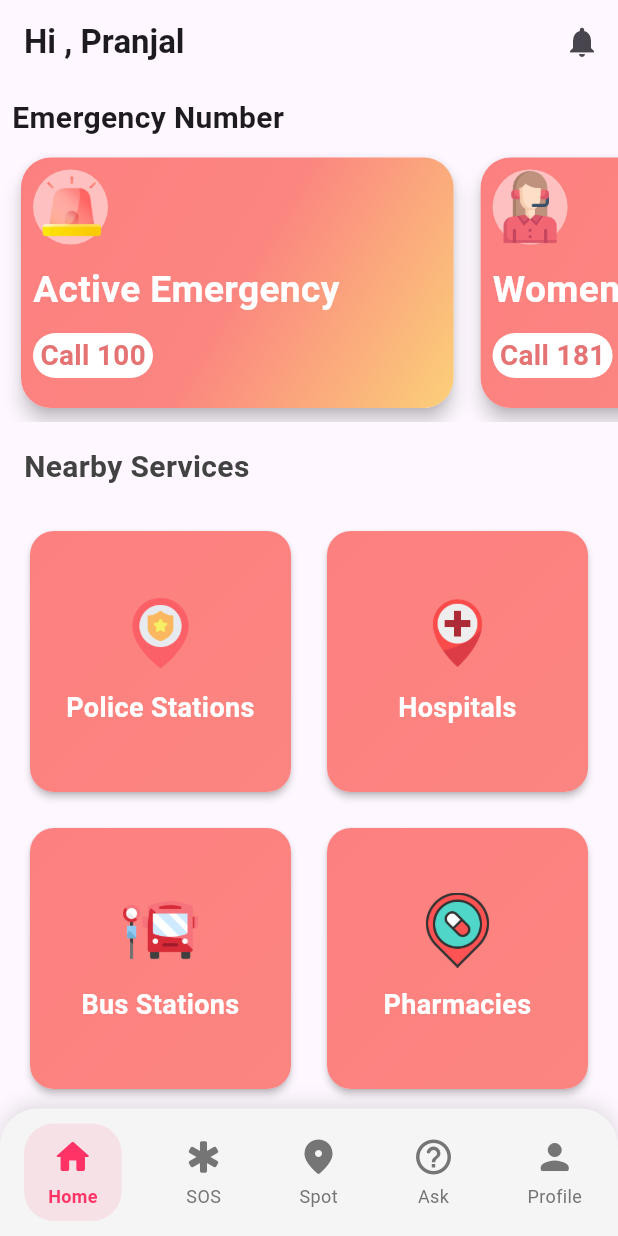
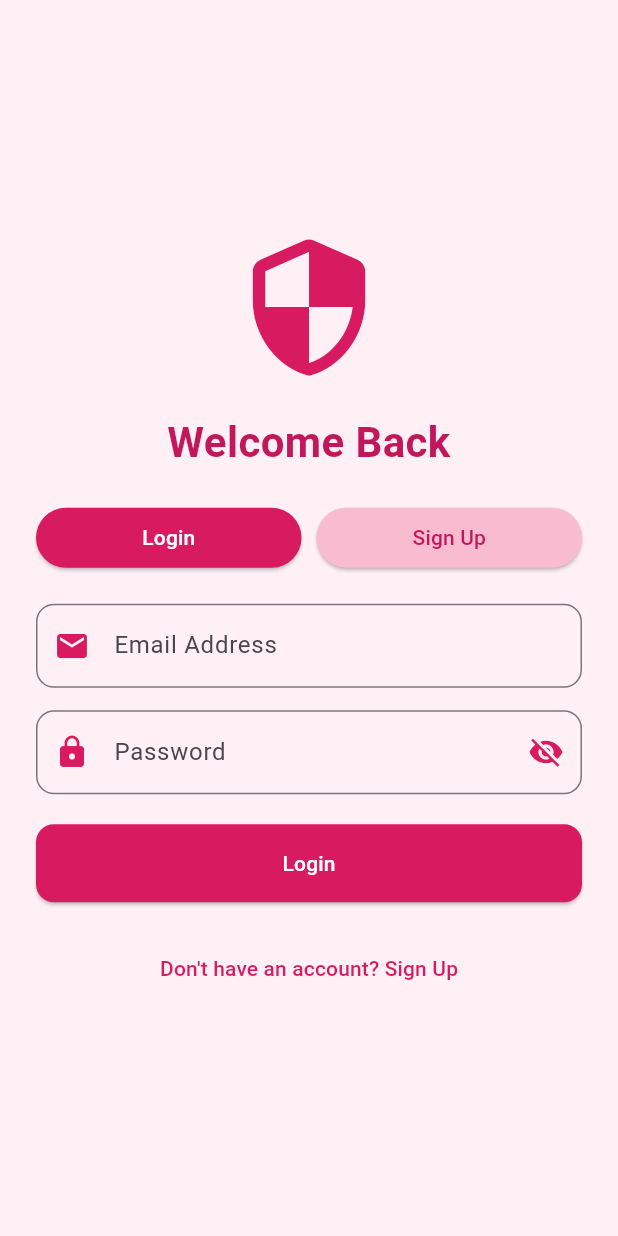
Before and after one commit to Matrix-Mesh/Sanrakshan360, a Flutter app: the screen it shows after launch, on a phone screen of 412 x 824 dp. Run offline on Flutter 3.47's test engine with Material 3 defaults, Android fonts, the phone set to English and light mode, and no system bars; our stand-ins replace firebase_auth, firebase_core, flutter_map, fluttertoast, geolocator, google_fonts and 3 more; missing offline and left inert: flutter_phone_direct_caller; accounts and stored records are empty.

Commit message:
Added login and functionality via Firebase

```diff
--- a/lib/main.dart
+++ b/lib/main.dart
@@ -1,19 +1,41 @@
+import 'package:firebase_core/firebase_core.dart';
 import 'package:flutter/material.dart';
 import 'package:s360/screens/home_screen.dart';
+import 'package:s360/screens/login_screen.dart';
+import 'package:firebase_auth/firebase_auth.dart'; // Firebase Auth import
 
-void main() {
+void main() async {
+  WidgetsFlutterBinding.ensureInitialized();
+  await Firebase.initializeApp();
   runApp(const MyApp());
 }
 
 class MyApp extends StatelessWidget {
   const MyApp({super.key});
 
-  // This widget is the root of your application.
   @override
   Widget build(BuildContext context) {
-    return const MaterialApp(
+    return MaterialApp(
       debugShowCheckedModeBanner: false,
-      home: HomeScreen(),
+      home: StreamBuilder<User?>(
+        stream: FirebaseAuth.instance.authStateChanges(),
+        builder: (context, snapshot) {
+          if (snapshot.connectionState == ConnectionState.waiting) {
+            return const Center(child: CircularProgressIndicator());
+          } else if (snapshot.hasError) {
+            return const Center(child: Text('Something went wrong.'));
+          } else if (snapshot.hasData) {
+            // User is logged in, navigate to HomeScreen
+            String userName =
+                snapshot.data?.displayName ?? snapshot.data?.email ?? 'User';
+            String userEmail = snapshot.data?.email ?? 'No Email'; // Pass email
+            return HomeScreen(userName: userName, userEmail: userEmail);
+          } else {
+            // User is not logged in, navigate to LoginScreen
+            return LoginScreen();
+          }
+        },
+      ),
     );
   }
 }
--- a/lib/screens/home_screen.dart
+++ b/lib/screens/home_screen.dart
@@ -1,11 +1,12 @@
 import 'package:flutter/material.dart';
+import 'package:firebase_auth/firebase_auth.dart';
 import 'package:s360/widgets/home_widgets/service_card_content.dart'; // Import the new HomeBodyContent widget
 import 'package:s360/widgets/nav_bar.dart'; // Import the NavBar
 import 'package:s360/screens/sos_screen.dart'; // Import SosScreen
 import 'package:s360/screens/location_screen.dart'; // Import LocationScreen
 import 'package:s360/screens/chatbot_screen.dart'; // Import HelpScreen
 import 'package:s360/screens/profile_screen.dart'; // Import ProfileScreen
-import 'package:s360/screens/notification_screen.dart'; //import
+import 'package:s360/screens/login_screen.dart'; // Import LoginScreen
 
 void main() {
   runApp(const MyApp());
@@ -16,15 +17,25 @@ class MyApp extends StatelessWidget {
 
   @override
   Widget build(BuildContext context) {
-    return const MaterialApp(
+    return MaterialApp(
       debugShowCheckedModeBanner: false,
-      home: HomeScreen(), // HomeScreen is the main widget
+      home: FirebaseAuth.instance.currentUser != null
+          ? HomeScreen(
+              userName:
+                  FirebaseAuth.instance.currentUser!.displayName ?? 'User',
+              userEmail: '',
+            )
+          : LoginScreen(), // If user is logged in, show HomeScreen else show LoginScreen
     );
   }
 }
 
 class HomeScreen extends StatefulWidget {
-  const HomeScreen({Key? key}) : super(key: key);
+  final String userName;
+  final String userEmail;
+
+  const HomeScreen({Key? key, required this.userName, required this.userEmail})
+      : super(key: key);
 
   @override
   _HomeScreenState createState() => _HomeScreenState();
@@ -53,47 +64,50 @@ class _HomeScreenState extends State<HomeScreen> {
   Widget _getPage(int index) {
     switch (index) {
       case 0:
-        return const HomeContent(); // Home page content (not HomeScreen itself)
+        return HomeContent(
+            userName: widget.userName); // Pass userName to HomeContent
       case 1:
-        return SOSApp(); // Chat page
+        return const SOSApp(); // SOS page
       case 2:
-        return const LocationScreen(); // SOS page
+        return const LocationScreen(); // Location page
       case 3:
-        return const ChatbotScreen(); // Help page
+        return const ChatbotScreen(); // Chatbot page
       case 4:
-        return const ProfileScreen(); // Profile page
+        return ProfileScreen(
+            userName: widget.userName,
+            userEmail: widget.userEmail); // Profile page
       default:
-        return const HomeContent(); // Default to Home content
+        return HomeContent(
+            userName: widget.userName); // Default to Home content
     }
   }
 }
 
-// A simple HomeContent widget for the Home tab content
+// HomeContent widget to display the userName on the home screen
 class HomeContent extends StatelessWidget {
-  const HomeContent({Key? key}) : super(key: key);
+  final String userName;
+
+  const HomeContent({Key? key, required this.userName}) : super(key: key);
 
   @override
   Widget build(BuildContext context) {
     return Scaffold(
       appBar: AppBar(
-        title: const Text(
-          'Hi , Pranjal',
-          style: TextStyle(fontWeight: FontWeight.bold),
-        ),
-        elevation: 0,
+        title: Text('Hi, ${userName.isEmpty ? 'User' : userName}'),
         actions: [
           IconButton(
-            icon: const Icon(Icons.notifications),
-            onPressed: () {
-              Navigator.push(
-              context,
-              MaterialPageRoute(builder: (context) => NotificationScreen()),
+            icon: const Icon(Icons.logout),
+            onPressed: () async {
+              await FirebaseAuth.instance.signOut();
+              Navigator.pushReplacement(
+                context,
+                MaterialPageRoute(builder: (context) => LoginScreen()),
               );
             },
           ),
         ],
       ),
-      body: const HomeBodyContent(), // Use the new HomeBodyContent widget
+      body: const HomeBodyContent(), // Replace with your widget content
     );
   }
 }
--- /dev/null
+++ b/lib/screens/login_screen.dart
@@ -0,0 +1,327 @@
+import 'package:flutter/material.dart';
+import 'package:firebase_auth/firebase_auth.dart'; // Import Firebase Auth
+import 'package:s360/screens/home_screen.dart'; // Import the HomeScreen
+
+class LoginScreen extends StatefulWidget {
+  @override
+  _LoginScreenState createState() => _LoginScreenState();
+}
+
+class _LoginScreenState extends State<LoginScreen> {
+  bool _isLogin = true;
+  bool _isLoading = false; // To show loading indicator
+  bool _isPasswordVisible = false; // To toggle password visibility
+  final _formKey = GlobalKey<FormState>();
+
+  // Controllers for text inputs
+  final _emailController = TextEditingController();
+  final _passwordController = TextEditingController();
+  final _nameController = TextEditingController();
+
+  @override
+  void dispose() {
+    // Clean up controllers
+    _emailController.dispose();
+    _passwordController.dispose();
+    _nameController.dispose();
+    super.dispose();
+  }
+
+  // Toggle between login and sign-up mode
+  void _toggleAuthMode() {
+    setState(() {
+      _isLogin = !_isLogin;  // Toggle between login and sign-up mode
+    });
+  }
+
+  Future<void> _submitForm() async {
+    if (!_formKey.currentState!.validate()) {
+      return;
+    }
+
+    setState(() {
+      _isLoading = true; // Show loading indicator
+    });
+
+    try {
+      if (_isLogin) {
+        // Login logic
+        UserCredential userCredential = await FirebaseAuth.instance.signInWithEmailAndPassword(
+          email: _emailController.text,
+          password: _passwordController.text,
+        );
+        Navigator.pushReplacement(
+          context,
+          MaterialPageRoute(
+            builder: (context) => HomeScreen(
+              userName: userCredential.user!.displayName ?? userCredential.user!.email!,
+              userEmail: userCredential.user!.email!, // Pass email
+            ),
+          ),
+        );
+      } else {
+        // SignUp logic
+        UserCredential userCredential = await FirebaseAuth.instance.createUserWithEmailAndPassword(
+          email: _emailController.text,
+          password: _passwordController.text,
+        );
+        // Set user display name (optional)
+        await userCredential.user!.updateDisplayName(_nameController.text);
+        Navigator.pushReplacement(
+          context,
+          MaterialPageRoute(
+            builder: (context) => HomeScreen(
+              userName: _nameController.text, // Pass full name from sign-up
+              userEmail: userCredential.user!.email!,
+            ),
+          ),
+        );
+      }
+    } on FirebaseAuthException catch (e) {
+      // Handle errors
+      print('Firebase Auth error: ${e.code}');
+      print('Error message: ${e.message}');
+      String errorMessage = 'An error occurred. Please try again.';
+      switch (e.code) {
+        case 'weak-password':
+          errorMessage = 'The password is too weak.';
+          break;
+        case 'email-already-in-use':
+          errorMessage = 'The account already exists for that email.';
+          break;
+        case 'invalid-email':
+          errorMessage = 'The email address is invalid.';
+          break;
+        case 'user-not-found':
+          errorMessage = 'No user found with that email.';
+          break;
+        case 'wrong-password':
+          errorMessage = 'Incorrect password.';
+          break;
+        default:
+          errorMessage = e.message ?? 'Unknown error occurred';
+      }
+      _showErrorDialog(errorMessage);
+    } catch (e) {
+      print('Unknown error: $e');
+      _showErrorDialog('Something went wrong. Please try again.');
+    } finally {
+      setState(() {
+        _isLoading = false; // Hide loading indicator
+      });
+    }
+  }
+
+  // Display error dialog
+  void _showErrorDialog(String message) {
+    showDialog(
+      context: context,
+      builder: (ctx) => AlertDialog(
+        title: const Text('Error'),
+        content: Text(message),
+        actions: [
+          TextButton(
+            onPressed: () {
+              Navigator.of(ctx).pop();
+            },
+            child: const Text('OK'),
+          ),
+        ],
+      ),
+    );
+  }
+
+  @override
+  Widget build(BuildContext context) {
+    return Scaffold(
+      backgroundColor: const Color(0xFFFFF0F5),
+      body: SafeArea(
+        child: Center(
+          child: SingleChildScrollView(
+            padding: const EdgeInsets.all(24),
+            child: Form(
+              key: _formKey,
+              child: Column(
+                mainAxisAlignment: MainAxisAlignment.center,
+                crossAxisAlignment: CrossAxisAlignment.stretch,
+                children: [
+                  Center(
+                    child: Icon(
+                      Icons.security_rounded,
+                      size: 100,
+                      color: Colors.pink[600],
+                    ),
+                  ),
+                  const SizedBox(height: 20),
+                  Text(
+                    _isLogin ? 'Welcome Back' : 'Create Account',
+                    textAlign: TextAlign.center,
+                    style: TextStyle(
+                      fontSize: 28,
+                      fontWeight: FontWeight.bold,
+                      color: Colors.pink[700],
+                    ),
+                  ),
+                  const SizedBox(height: 20),
+                  Row(
+                    children: [
+                      Expanded(
+                        child: ElevatedButton(
+                          onPressed: () => setState(() => _isLogin = true),
+                          style: ElevatedButton.styleFrom(
+                            backgroundColor: _isLogin
+                                ? Colors.pink[600]
+                                : Colors.pink[100],
+                            foregroundColor: _isLogin
+                                ? Colors.white
+                                : Colors.pink[700],
+                            shape: RoundedRectangleBorder(
+                              borderRadius: BorderRadius.circular(30),
+                            ),
+                          ),
+                          child: const Text('Login'),
+                        ),
+                      ),
+                      const SizedBox(width: 10),
+                      Expanded(
+                        child: ElevatedButton(
+                          onPressed: () => setState(() => _isLogin = false),
+                          style: ElevatedButton.styleFrom(
+                            backgroundColor: !_isLogin
+                                ? Colors.pink[600]
+                                : Colors.pink[100],
+                            foregroundColor: !_isLogin
+                                ? Colors.white
+                                : Colors.pink[700],
+                            shape: RoundedRectangleBorder(
+                              borderRadius: BorderRadius.circular(30),
+                            ),
+                          ),
+                          child: const Text('Sign Up'),
+                        ),
+                      ),
+                    ],
+                  ),
+                  const SizedBox(height: 20),
+                  if (!_isLogin)
+                    TextFormField(
+                      controller: _nameController,
+                      decoration: InputDecoration(
+                        prefixIcon: Icon(Icons.person, color: Colors.pink[600]),
+                        hintText: 'Full Name',
+                        border: OutlineInputBorder(
+                          borderRadius: BorderRadius.circular(12),
+                          borderSide: BorderSide(color: Colors.pink[200]!),
+                        ),
+                        focusedBorder: OutlineInputBorder(
+                          borderRadius: BorderRadius.circular(12),
+                          borderSide: BorderSide(
+                              color: Colors.pink[600]!, width: 2),
+                        ),
+                      ),
+                      validator: (value) => value!.isEmpty
+                          ? 'Please enter your full name'
+                          : null,
+                    ),
+                  if (!_isLogin) const SizedBox(height: 15),
+                  TextFormField(
+                    controller: _emailController,
+                    decoration: InputDecoration(
+                      prefixIcon: Icon(Icons.email, color: Colors.pink[600]),
+                      hintText: 'Email Address',
+                      border: OutlineInputBorder(
+                        borderRadius: BorderRadius.circular(12),
+                        borderSide: BorderSide(color: Colors.pink[200]!),
+                      ),
+                      focusedBorder: OutlineInputBorder(
+                        borderRadius: BorderRadius.circular(12),
+                        borderSide: BorderSide(
+                            color: Colors.pink[600]!, width: 2),
+                      ),
+                    ),
+                    validator: (value) {
+                      if (value!.isEmpty) {
+                        return 'Please enter your email';
+                      }
+                      final emailRegex = RegExp(
+                          r'^[a-zA-Z0-9._%+-]+@[a-zA-Z0-9.-]+\.[a-zA-Z]{2,}$');
+                      if (!emailRegex.hasMatch(value)) {
+                        return 'Please enter a valid email address';
+                      }
+                      return null;
+                    },
+                  ),
+                  const SizedBox(height: 15),
+                  TextFormField(
+                    controller: _passwordController,
+                    obscureText: !_isPasswordVisible,  // Toggle password visibility
+                    decoration: InputDecoration(
+                      prefixIcon: Icon(Icons.lock, color: Colors.pink[600]),
+                      hintText: 'Password',
+                      border: OutlineInputBorder(
+                        borderRadius: BorderRadius.circular(12),
+                        borderSide: BorderSide(color: Colors.pink[200]!),
+                      ),
+                      focusedBorder: OutlineInputBorder(
+                        borderRadius: BorderRadius.circular(12),
+                        borderSide: BorderSide(
+                            color: Colors.pink[600]!, width: 2),
+                      ),
+                      suffixIcon: IconButton(
+                        icon: Icon(
+                          _isPasswordVisible
+                              ? Icons.visibility
+                              : Icons.visibility_off,
+                          color: Colors.pink[600],
+                        ),
+                        onPressed: () {
+                          setState(() {
+                            _isPasswordVisible = !_isPasswordVisible;
+                          });
+                        },
+                      ),
+                    ),
+                    validator: (value) {
+                      if (value!.isEmpty) {
+                        return 'Please enter your password';
+                      }
+                      if (value.length < 8) {
+                        return 'Password must be at least 8 characters long';
+                      }
+                      return null;
+                    },
+                  ),
+                  const SizedBox(height: 20),
+                  _isLoading
+                      ? Center(child: CircularProgressIndicator())
+                      : ElevatedButton(
+                          onPressed: _submitForm,
+                          style: ElevatedButton.styleFrom(
+                            backgroundColor: Colors.pink[600],
+                            foregroundColor: Colors.white,
+                            padding: const EdgeInsets.symmetric(vertical: 16),
+                            shape: RoundedRectangleBorder(
+                              borderRadius: BorderRadius.circular(12),
+                            ),
+                          ),
+                          child: Text(_isLogin ? 'Login' : 'Sign Up'),
+                        ),
+                  const SizedBox(height: 20),
+                  TextButton(
+                    onPressed: _toggleAuthMode,
+                    child: Text(
+                      _isLogin
+                          ? "Don't have an account? Sign Up"
+                          : 'Already have an account? Login',
+                      style: TextStyle(color: Colors.pink[600]),
+                    ),
+                  ),
+                ],
+              ),
+            ),
+          ),
+        ),
+      ),
+    );
+  }
+}
--- a/lib/screens/sos_screen.dart
+++ b/lib/screens/sos_screen.dart
@@ -16,13 +16,15 @@ class SOSApp extends StatelessWidget {
         useMaterial3: true,
       ),
       debugShowCheckedModeBanner: false,
-      home: const SOSHomePage(),
+      home: const SOSHomePage(emergencyContacts: [],),
     );
   }
 }
 
 class SOSHomePage extends StatefulWidget {
-  const SOSHomePage({Key? key}) : super(key: key);
+  final List<Map<String, String>> emergencyContacts;
+
+  const SOSHomePage({Key? key,required this.emergencyContacts}) : super(key: key);
 
   @override
   _SOSHomePageState createState() => _SOSHomePageState();
--- a/pubspec.yaml
+++ b/pubspec.yaml
@@ -47,6 +47,10 @@ dependencies:
   google_fonts: ^4.0.3
   latlong2: ^0.8.0
   flutter_map: ^4.0.0
+  email_validator: ^2.1.17
+  flutter_svg: ^2.0.9
+  firebase_core: ^3.8.0
+  firebase_auth: ^5.3.3
 
 dev_dependencies:
   flutter_test:
```
Also changed, not shown: lib/screens/profile_screen.dart (+45 -29 lines), pubspec.lock, 7 other files.
